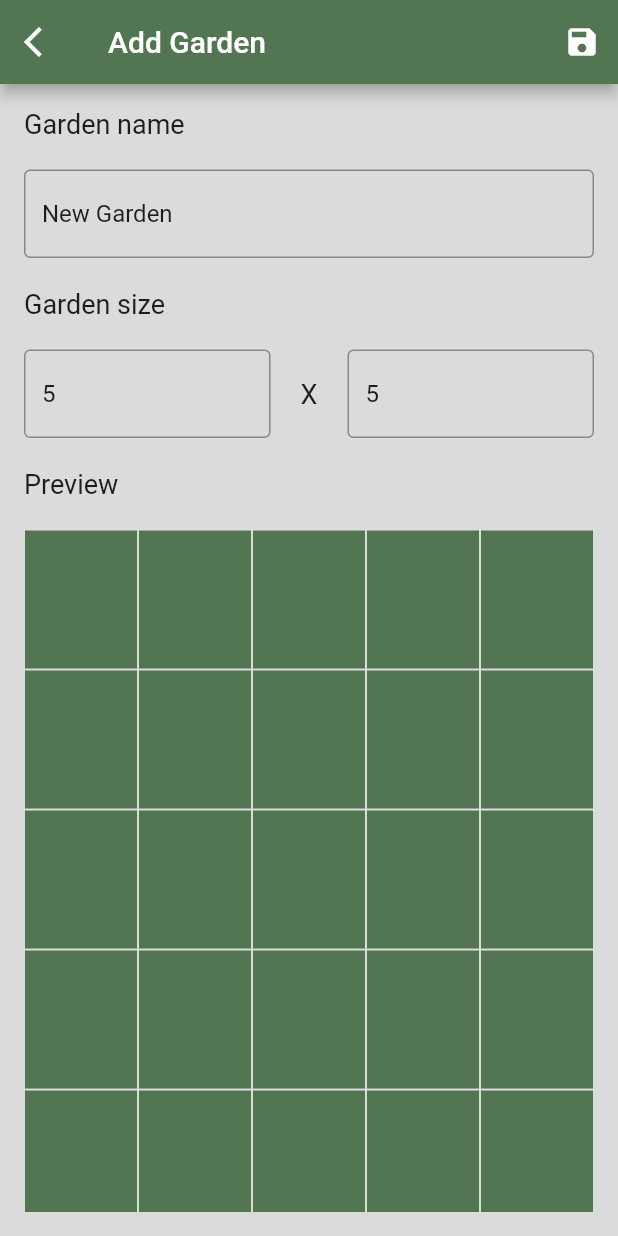
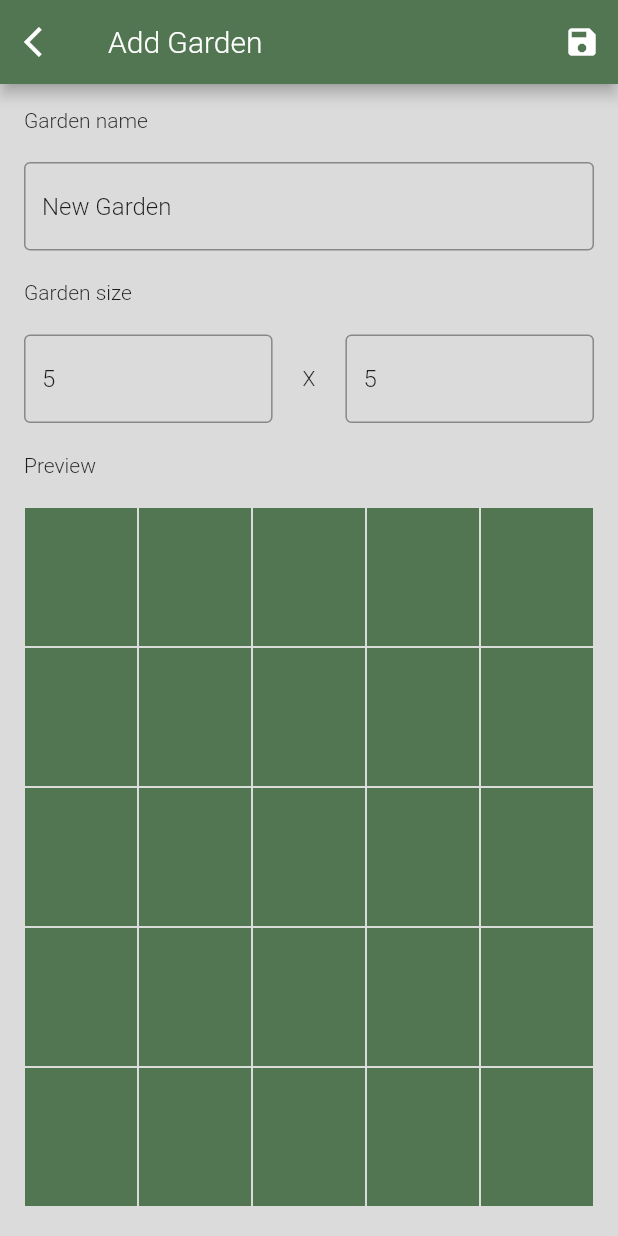
Before and after one commit to NikolaGrujic91/garden_planner_app, a Flutter app: the AddGardenScreen screen opened by its route, on a phone screen of 412 x 824 dp. Run offline on Flutter 3.47's test engine with Material 2 defaults, Android fonts, the phone set to English and light mode, and no system bars.

Commit message:
Added Roboto Light font

```diff
--- a/lib/screens/add_garden_screen.dart
+++ b/lib/screens/add_garden_screen.dart
@@ -7,6 +7,7 @@ import '../screens/main_screen.dart';
 import '../utils/constants.dart';
 import '../widgets/base_app_bar.dart';
 import '../widgets/preview_grid_view.dart';
+import '../widgets/styled_text.dart';
 import '../widgets/text_field_bordered.dart';
 import '../widgets/text_field_bordered_numeric.dart';
 
@@ -38,11 +39,8 @@ class _AddGardenScreenState extends State<AddGardenScreen> {
             mainAxisAlignment: MainAxisAlignment.start,
             crossAxisAlignment: CrossAxisAlignment.stretch,
             children: [
-              const Text(
-                'Garden name',
-                style: TextStyle(
-                  fontSize: 18.0,
-                ),
+              const StyledText(
+                text: 'Garden name',
               ),
               const SizedBox(
                 height: 20.0,
@@ -55,11 +53,8 @@ class _AddGardenScreenState extends State<AddGardenScreen> {
               const SizedBox(
                 height: 20.0,
               ),
-              const Text(
-                'Garden size',
-                style: TextStyle(
-                  fontSize: 18.0,
-                ),
+              const StyledText(
+                text: 'Garden size',
               ),
               const SizedBox(
                 height: 20.0,
@@ -74,11 +69,8 @@ class _AddGardenScreenState extends State<AddGardenScreen> {
                   const SizedBox(
                     width: 20.0,
                   ),
-                  const Text(
-                    'X',
-                    style: TextStyle(
-                      fontSize: 18.0,
-                    ),
+                  const StyledText(
+                    text: 'X',
                   ),
                   const SizedBox(
                     width: 20.0,
@@ -93,11 +85,8 @@ class _AddGardenScreenState extends State<AddGardenScreen> {
               const SizedBox(
                 height: 20.0,
               ),
-              const Text(
-                'Preview',
-                style: TextStyle(
-                  fontSize: 18.0,
-                ),
+              const StyledText(
+                text: 'Preview',
               ),
               const SizedBox(
                 height: 20.0,
--- a/lib/utils/constants.dart
+++ b/lib/utils/constants.dart
@@ -36,3 +36,7 @@ const IconData kTreeIcon = Icons.home;
 const IconData kFruitIcon = Icons.home;
 const IconData kVegetableIcon = Icons.home;
 const IconData kFlowerIcon = Icons.home;
+
+const kTextStyle = TextStyle(
+  fontFamily: 'Roboto Sans',
+);
--- a/lib/widgets/base_app_bar.dart
+++ b/lib/widgets/base_app_bar.dart
@@ -3,6 +3,7 @@ import 'package:flutter/material.dart';
 
 import '../utils/constants.dart';
 import '../widgets/save_icon_button.dart';
+import '../widgets/styled_text.dart';
 
 class BaseAppBar extends StatelessWidget implements PreferredSizeWidget {
   final String? backScreenID;
@@ -35,7 +36,7 @@ class BaseAppBar extends StatelessWidget implements PreferredSizeWidget {
     return AppBar(
       backgroundColor: kAppBarBackgroundColor,
       leading: backButton,
-      title: Text(title),
+      title: StyledText(text: title),
       actions: actions,
     );
   }
--- a/lib/widgets/date_picker.dart
+++ b/lib/widgets/date_picker.dart
@@ -1,4 +1,6 @@
 import 'package:flutter/material.dart';
+
+import '../widgets/styled_text.dart';
 
 class DatePicker extends StatefulWidget {
   final String restorationId;
@@ -50,7 +52,7 @@ class _DatePickerState extends State<DatePicker> with RestorationMixin {
       onPressed: () {
         _restorableDatePickerRouteFuture.present();
       },
-      child: const Text('Change date'),
+      child: const StyledText(text: 'Change date'),
     );
   }
 
@@ -84,7 +86,7 @@ class _DatePickerState extends State<DatePicker> with RestorationMixin {
         _selectedDate.value = newSelectedDate;
         ScaffoldMessenger.of(context).showSnackBar(
           SnackBar(
-            content: Text('Selected: ${_selectedDate.value.day}.${_selectedDate.value.month}.${_selectedDate.value.year}'),
+            content: StyledText(text: 'Selected: ${_selectedDate.value.day}.${_selectedDate.value.month}.${_selectedDate.value.year}'),
           ),
         );
         widget.callback('${_selectedDate.value.day}.${_selectedDate.value.month}.${_selectedDate.value.year}');
--- /dev/null
+++ b/lib/widgets/styled_text.dart
@@ -0,0 +1,17 @@
+import 'package:flutter/foundation.dart';
+import 'package:flutter/material.dart';
+
+import '../utils/constants.dart';
+
+class StyledText extends StatelessWidget {
+  final String text;
+  const StyledText({Key? key, required this.text}) : super(key: key);
+
+  @override
+  Widget build(BuildContext context) {
+    return Text(
+      this.text,
+      style: kTextStyle,
+    );
+  }
+}
--- a/lib/widgets/text_field_bordered.dart
+++ b/lib/widgets/text_field_bordered.dart
@@ -1,5 +1,6 @@
 import 'package:flutter/material.dart';
 import 'package:flutter/services.dart';
+import 'package:garden_planner_app/utils/constants.dart';
 
 class TextFieldBordered extends StatelessWidget {
   TextFieldBordered({required String text, required this.hintText, required this.callback, this.index}) {
@@ -24,6 +25,7 @@ class TextFieldBordered extends StatelessWidget {
     return TextField(
       decoration: _decoration,
       controller: _textEditingController,
+      style: kTextStyle,
       onChanged: (value) {
         if (index == null) {
           callback(value);
--- a/lib/widgets/text_field_bordered_numeric.dart
+++ b/lib/widgets/text_field_bordered_numeric.dart
@@ -1,5 +1,6 @@
 import 'package:flutter/material.dart';
 import 'package:flutter/services.dart';
+import 'package:garden_planner_app/utils/constants.dart';
 
 class TextFieldBorderedNumeric extends StatelessWidget {
   TextFieldBorderedNumeric({required this.text, required this.hintText, required this.callback}) {
@@ -27,6 +28,7 @@ class TextFieldBorderedNumeric extends StatelessWidget {
         inputFormatters: [FilteringTextInputFormatter.digitsOnly],
         decoration: _decoration,
         controller: this._textEditingController,
+        style: kTextStyle,
         onChanged: (value) {
           var intValue = int.tryParse(value);
 
```
Also changed, not shown: lib/screens/edit_garden_screen.dart (+9 -20 lines), lib/screens/edit_tile_plants_screen.dart (+7 -6 lines), lib/screens/edit_tile_type_screen.dart (+6 -4 lines), lib/widgets/gardens_list.dart (+6 -5 lines), pubspec.yaml (+5 -9 lines), fonts/Roboto-Light.ttf (added).
